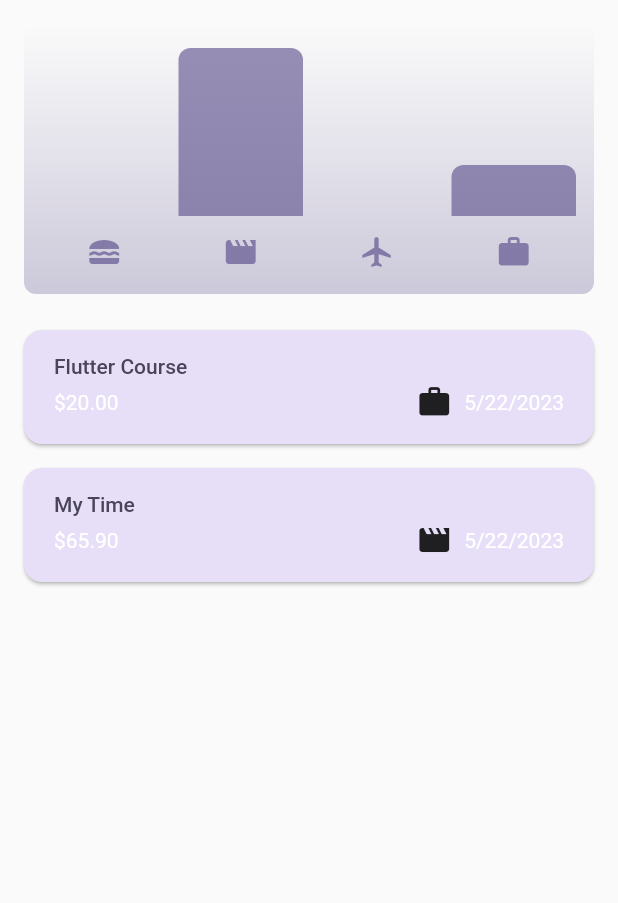
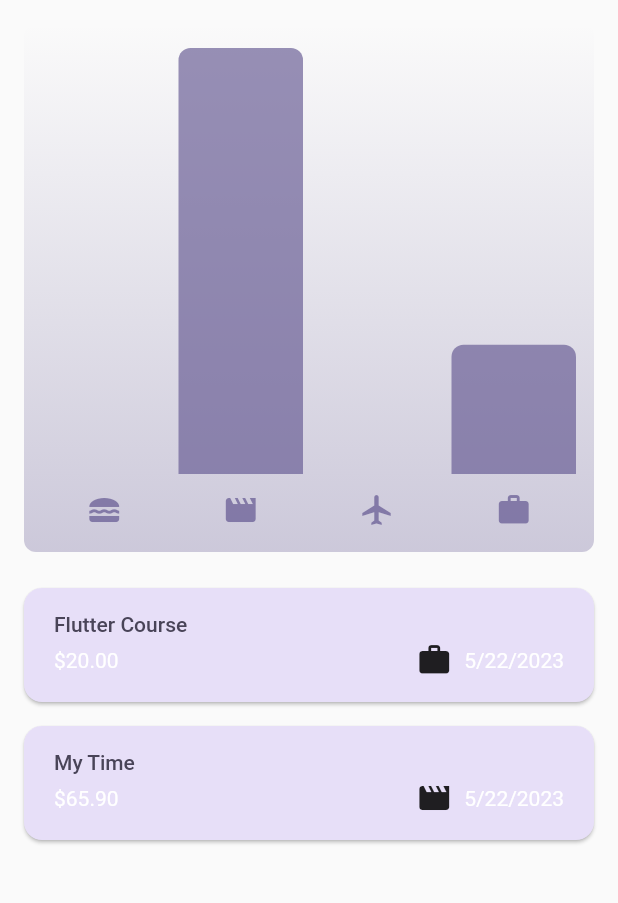
Before and after one commit to Jaiafavisuals/My-learing-Apps, a Flutter app: the screen it shows after launch, on a phone screen of 412 x 824 dp, the part 84-987 px from its top. Run offline on Flutter 3.47's test engine with Material 2 defaults, Android fonts, the light colour scheme and no system bars.

Commit message:
responsive

```diff
--- a/lib/widgets/expenses.dart
+++ b/lib/widgets/expenses.dart
@@ -28,6 +28,7 @@ class _ExpensesState extends State<Expenses> {
 
   void _openAddExpenseOverlay() {
     showModalBottomSheet(
+      useSafeArea: true,
       isScrollControlled: true,
       context: context,
       builder: (cxt) => NewExpense(
@@ -63,6 +64,8 @@ class _ExpensesState extends State<Expenses> {
 
   @override
   Widget build(BuildContext context) {
+    final width = MediaQuery.of(context).size.width;
+
     Widget mainContent = const Center(
       child: Text('Text Deleted'),
     );
@@ -86,13 +89,19 @@ class _ExpensesState extends State<Expenses> {
             ),
           ],
         ),
-      body: Column(
+        body: width < 600
+            ? Column(
                 children: [
-          Chart(expenses: _registeredExpense),
+                  Expanded(child: Chart(expenses: _registeredExpense)),
                   Expanded(child: mainContent),
                 ],
-      ),
-    );
+              )
+            : Row(
+                children: [
+                  Expanded(child: Chart(expenses: _registeredExpense)),
+                  Expanded(child: mainContent),
+                ],
+              ));
   }
 }
 
```
Also changed, not shown: lib/widgets/new_expense.dart (+12 -3 lines). Lines whose indentation alone changed are shown as unchanged.
